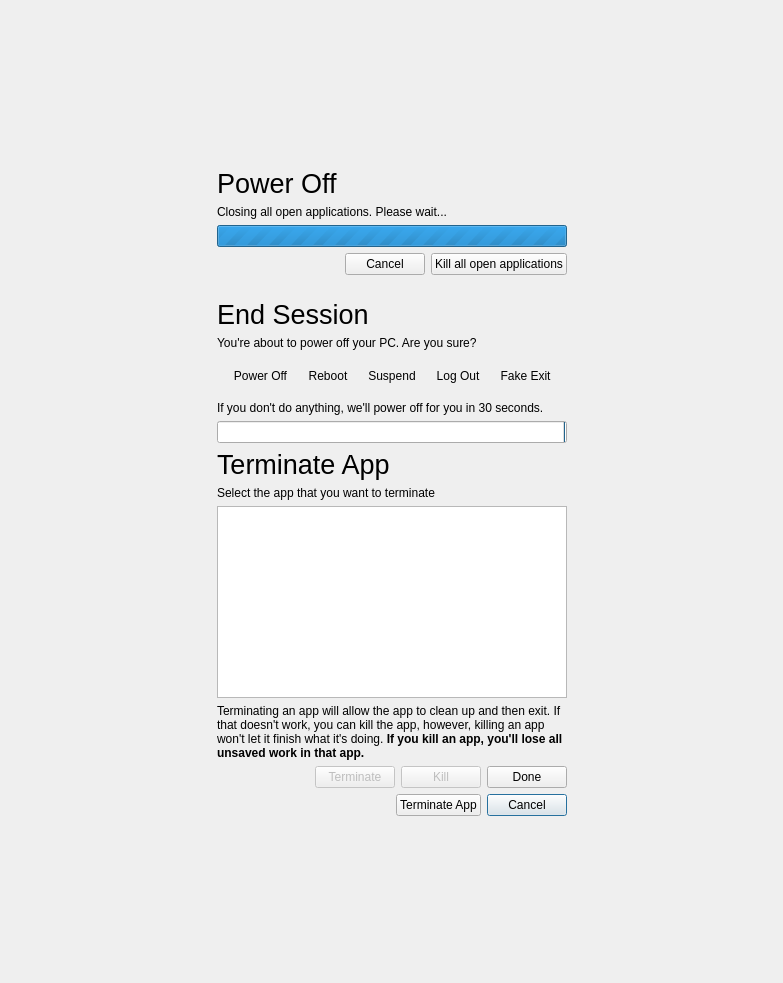
The window that endsessionwait.ui (vicr123/theshell) describes before a commit, drawn with Qt 5.
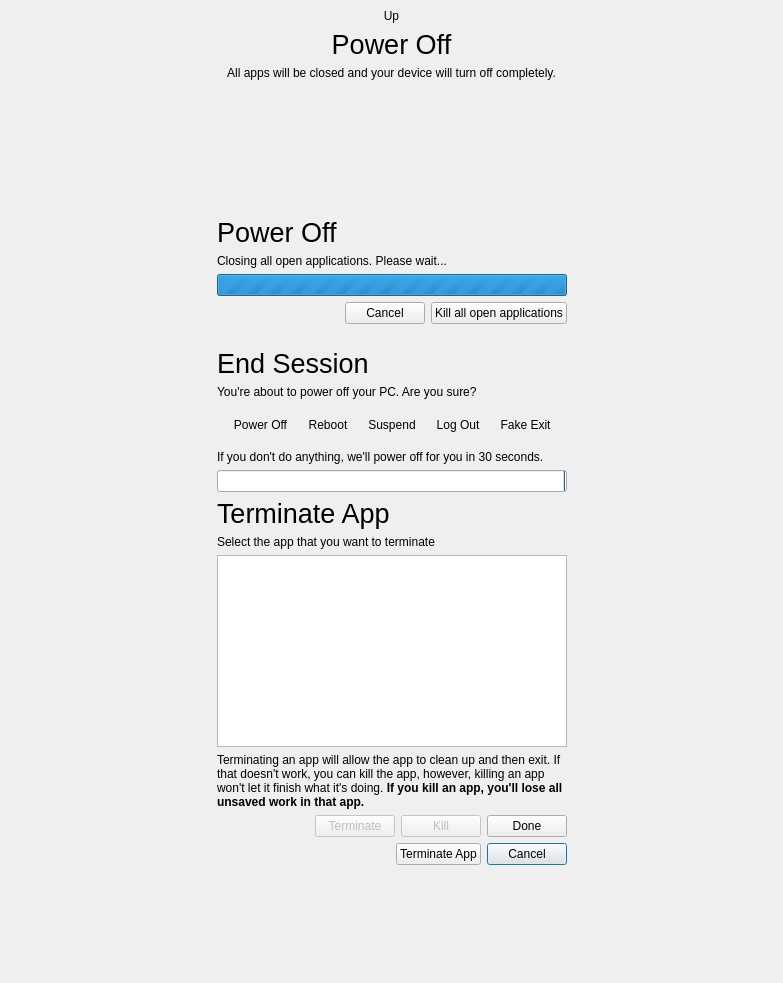
The same window after the commit. Icons and pictures are not drawn.

Diff of the .ui file:
```diff
--- a/endsessionwait.ui
+++ b/endsessionwait.ui
@@ -21,7 +21,19 @@
    <string notr="true"/>
   </property>
   <layout class="QGridLayout" name="gridLayout">
-   <item row="3" column="1">
+   <property name="leftMargin">
+    <number>0</number>
+   </property>
+   <property name="topMargin">
+    <number>0</number>
+   </property>
+   <property name="rightMargin">
+    <number>0</number>
+   </property>
+   <property name="bottomMargin">
+    <number>0</number>
+   </property>
+   <item row="4" column="1">
     <spacer name="verticalSpacer">
      <property name="styleSheet">
       <string notr="true"/>
@@ -37,7 +49,7 @@
      </property>
     </spacer>
    </item>
-   <item row="0" column="1">
+   <item row="1" column="1">
     <spacer name="verticalSpacer_2">
      <property name="styleSheet">
       <string notr="true"/>
@@ -53,7 +65,7 @@
      </property>
     </spacer>
    </item>
-   <item row="1" column="1" rowspan="2">
+   <item row="2" column="1" rowspan="2">
     <widget class="QFrame" name="MainFrame">
      <property name="styleSheet">
       <string notr="true"/>
@@ -666,7 +678,7 @@
      </layout>
     </widget>
    </item>
-   <item row="1" column="0" rowspan="2">
+   <item row="2" column="0" rowspan="2">
     <spacer name="horizontalSpacer">
      <property name="styleSheet">
       <string notr="true"/>
@@ -682,7 +694,7 @@
      </property>
     </spacer>
    </item>
-   <item row="1" column="2" rowspan="2">
+   <item row="2" column="2" rowspan="2">
     <spacer name="horizontalSpacer_2">
      <property name="styleSheet">
       <string notr="true"/>
@@ -698,6 +710,59 @@
      </property>
     </spacer>
    </item>
+   <item row="0" column="0" colspan="3">
+    <widget class="QFrame" name="slideOffFrame">
+     <property name="autoFillBackground">
+      <bool>true</bool>
+     </property>
+     <property name="frameShape">
+      <enum>QFrame::NoFrame</enum>
+     </property>
+     <property name="frameShadow">
+      <enum>QFrame::Raised</enum>
+     </property>
+     <layout class="QVBoxLayout" name="verticalLayout_6">
+      <property name="bottomMargin">
+       <number>12</number>
+      </property>
+      <item>
+       <widget class="QLabel" name="ArrowUp">
+        <property name="text">
+         <string>Up</string>
+        </property>
+        <property name="alignment">
+         <set>Qt::AlignCenter</set>
+        </property>
+       </widget>
+      </item>
+      <item>
+       <widget class="QLabel" name="slideOffLabel">
+        <property name="font">
+         <font>
+          <pointsize>20</pointsize>
+         </font>
+        </property>
+        <property name="text">
+         <string>Power Off</string>
+        </property>
+        <property name="alignment">
+         <set>Qt::AlignCenter</set>
+        </property>
+       </widget>
+      </item>
+      <item>
+       <widget class="QLabel" name="label_7">
+        <property name="text">
+         <string>All apps will be closed and your device will turn off completely.</string>
+        </property>
+        <property name="alignment">
+         <set>Qt::AlignCenter</set>
+        </property>
+       </widget>
+      </item>
+     </layout>
+    </widget>
+   </item>
   </layout>
  </widget>
  <resources>
```
